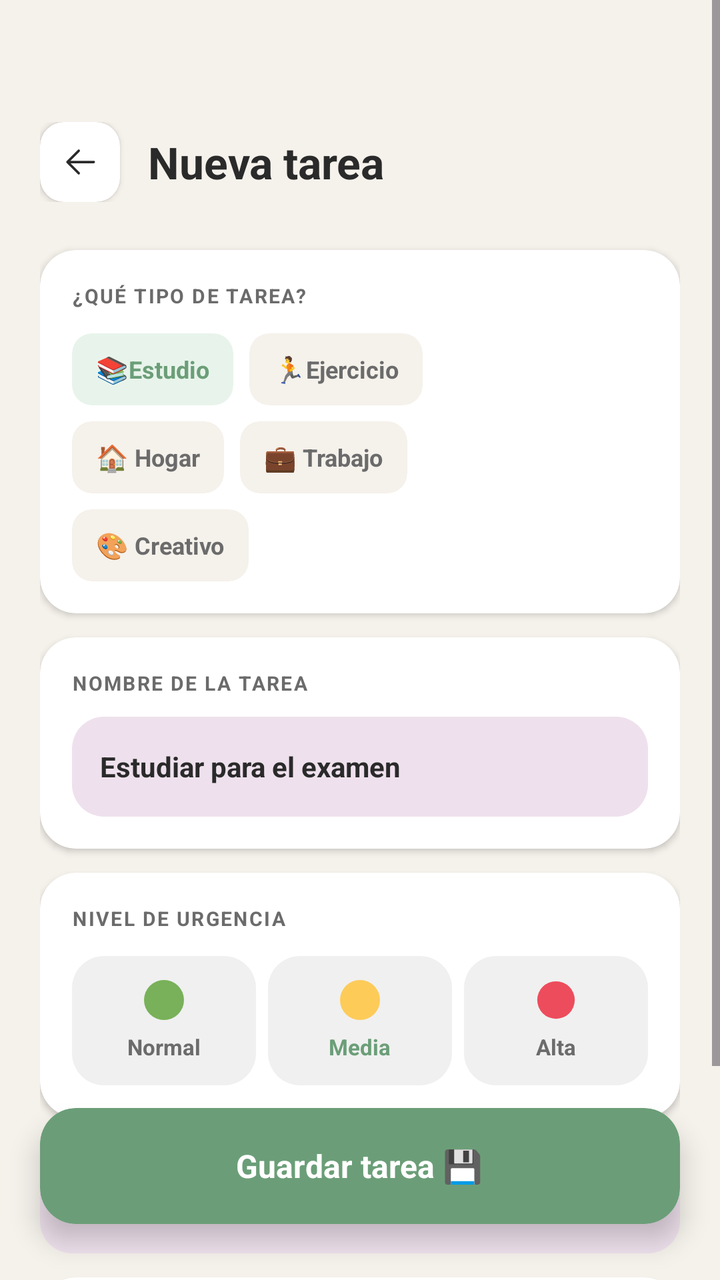
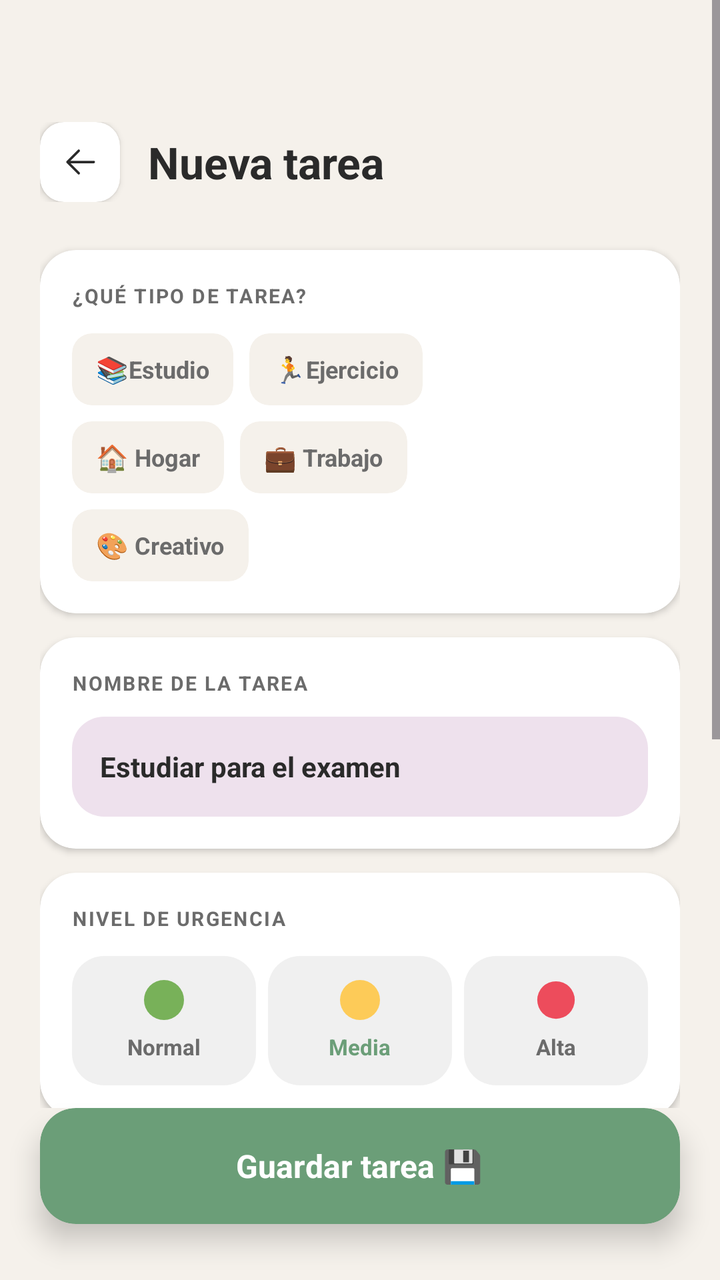

Screens rendered from an Android XML layout before and after an edit, with the pre-edit source and the edit as a unified diff.
<!-- AndroidManifest.xml: application theme Theme.MindFocus -->
<!-- res/layout/fragment_crear_tarea.xml -->
<?xml version="1.0" encoding="utf-8"?>
<androidx.constraintlayout.widget.ConstraintLayout
    xmlns:android="http://schemas.android.com/apk/res/android"
    xmlns:app="http://schemas.android.com/apk/res-auto"
    android:layout_width="match_parent"
    android:layout_height="match_parent"
    android:background="@color/background_new_task">

    
    <ScrollView
        android:layout_width="match_parent"
        android:layout_height="match_parent">

        <LinearLayout
            android:layout_width="match_parent"
            android:layout_height="wrap_content"
            android:orientation="vertical"
            android:paddingHorizontal="20dp"
            android:paddingTop="16dp"
            android:paddingBottom="16dp">

            
            <LinearLayout
                android:layout_width="match_parent"
                android:layout_height="wrap_content"
                android:layout_marginBottom="24dp"
                android:layout_marginTop="45dp"
                android:gravity="center_vertical"
                android:orientation="horizontal">

                
                <androidx.cardview.widget.CardView
                    android:id="@+id/btn_back"
                    android:layout_width="40dp"
                    android:layout_height="40dp"
                    app:cardBackgroundColor="@color/background_card_task"
                    app:cardCornerRadius="12dp"
                    app:cardElevation="2dp">

                    <ImageView
                        android:layout_width="20dp"
                        android:layout_height="20dp"
                        android:layout_gravity="center"
                        android:contentDescription="Volver"
                        android:src="@drawable/ic_back"
                        app:tint="@color/color_tint" />

                </androidx.cardview.widget.CardView>

                <TextView
                    android:layout_width="wrap_content"
                    android:layout_height="wrap_content"
                    android:layout_marginStart="14dp"
                    android:text="@string/text_header"
                    android:textColor="@color/color_tint"
                    android:textSize="22sp"
                    android:textStyle="bold" />

            </LinearLayout>

            
            <androidx.cardview.widget.CardView
                android:layout_width="match_parent"
                android:layout_height="wrap_content"
                android:layout_marginBottom="12dp"
                app:cardCornerRadius="18dp"
                app:cardElevation="2dp"
                app:cardBackgroundColor="@color/background_tar1">

                <LinearLayout
                    android:layout_width="match_parent"
                    android:layout_height="wrap_content"
                    android:orientation="vertical"
                    android:padding="16dp">

                    
                    <TextView
                        android:layout_width="wrap_content"
                        android:layout_height="wrap_content"
                        android:text="@string/text_type_task"
                        android:textSize="10sp"
                        android:textStyle="bold"
                        android:textColor="@color/text_type_task"
                        android:letterSpacing="0.08"
                        android:layout_marginBottom="12dp"/>

                    
                    <LinearLayout
                        android:layout_width="match_parent"
                        android:layout_height="wrap_content"
                        android:orientation="horizontal"
                        android:layout_marginBottom="8dp">

                        
                        <androidx.cardview.widget.CardView
                            android:id="@+id/chip_study"
                            android:layout_width="wrap_content"
                            android:layout_height="36dp"
                            android:layout_marginEnd="8dp"
                            app:cardCornerRadius="10dp"
                            app:cardElevation="0dp"
                            app:cardBackgroundColor="@color/background_card_study"
                            app:strokeColor="@color/stroke_color_study"
                            app:strokeWidth="1.5dp">

                            <LinearLayout
                                android:layout_width="wrap_content"
                                android:layout_height="match_parent"
                                android:orientation="horizontal"
                                android:gravity="center_vertical"
                                android:paddingHorizontal="12dp">
                                <TextView
                                    android:layout_width="wrap_content"
                                    android:layout_height="wrap_content"
                                    android:text="@string/text_study_img"
                                    android:textSize="13sp"/>
                                <TextView
                                    android:layout_width="wrap_content"
                                    android:layout_height="wrap_content"
                                    android:text="@string/text_study"
                                    android:textSize="12sp"
                                    android:textStyle="bold"
                                    android:textColor="@color/text_study_color"/>
                            </LinearLayout>

                        </androidx.cardview.widget.CardView>

                        
                        <androidx.cardview.widget.CardView
                            android:id="@+id/chip_exercise"
                            android:layout_width="wrap_content"
                            android:layout_height="36dp"
                            app:cardCornerRadius="10dp"
                            app:cardElevation="0dp"
                            app:cardBackgroundColor="@color/background_exercise"
                            app:strokeColor="@color/stroke_color_exercise"
                            app:strokeWidth="1.5dp">

                            <LinearLayout
                                android:layout_width="wrap_content"
                                android:layout_height="match_parent"
                                android:orientation="horizontal"
                                android:gravity="center_vertical"
                                android:paddingHorizontal="12dp">
                                <TextView
                                    android:layout_width="wrap_content"
                                    android:layout_height="wrap_content"
                                    android:text="@string/text_exercise_img"
                                    android:textSize="13sp"/>
                                <TextView
                                    android:layout_width="wrap_content"
                                    android:layout_height="wrap_content"
                                    android:text="@string/text_exercise"
                                    android:textSize="12sp"
                                    android:textStyle="bold"
                                    android:textColor="@color/text_exercise_color"/>
                            </LinearLayout>

                        </androidx.cardview.widget.CardView>

                    </LinearLayout>

                    
                    <LinearLayout
                        android:layout_width="match_parent"
                        android:layout_height="wrap_content"
                        android:orientation="horizontal"
                        android:layout_marginBottom="8dp">

                        <androidx.cardview.widget.CardView
                            android:id="@+id/chip_home"
                            android:layout_width="wrap_content"
                            android:layout_height="36dp"
                            android:layout_marginEnd="8dp"
                            app:cardCornerRadius="10dp"
                            app:cardElevation="0dp"
                            app:cardBackgroundColor="@color/card_background_home"
                            app:strokeColor="@color/stroke_color_home"
                            app:strokeWidth="1.5dp">

                            <LinearLayout
                                android:layout_width="wrap_content"
                                android:layout_height="match_parent"
                                android:orientation="horizontal"
                                android:gravity="center_vertical"
                                android:paddingHorizontal="12dp">
                                <TextView android:layout_width="wrap_content" android:layout_height="wrap_content" android:text="🏠" android:textSize="13sp"/>
                                <TextView android:layout_width="wrap_content" android:layout_height="wrap_content" android:text=" Hogar" android:textSize="12sp" android:textStyle="bold" android:textColor="#6B6B6B"/>
                            </LinearLayout>

                        </androidx.cardview.widget.CardView>

                        <androidx.cardview.widget.CardView
                            android:id="@+id/chip_work"
                            android:layout_width="wrap_content"
                            android:layout_height="36dp"
                            app:cardCornerRadius="10dp"
                            app:cardElevation="0dp"
                            app:cardBackgroundColor="@color/card_background_work"
                            app:strokeColor="@color/stroke_color_work"
                            app:strokeWidth="1.5dp">

                            <LinearLayout
                                android:layout_width="wrap_content"
                                android:layout_height="match_parent"
                                android:orientation="horizontal"
                                android:gravity="center_vertical"
                                android:paddingHorizontal="12dp">
                                <TextView android:layout_width="wrap_content" android:layout_height="wrap_content" android:text="💼" android:textSize="13sp"/>
                                <TextView android:layout_width="wrap_content" android:layout_height="wrap_content" android:text=" Trabajo" android:textSize="12sp" android:textStyle="bold" android:textColor="#6B6B6B"/>
                            </LinearLayout>

                        </androidx.cardview.widget.CardView>

                    </LinearLayout>

                    
                    <LinearLayout
                        android:layout_width="match_parent"
                        android:layout_height="wrap_content"
                        android:orientation="horizontal">

                        <androidx.cardview.widget.CardView
                            android:id="@+id/chip_creative"
                            android:layout_width="wrap_content"
                            android:layout_height="36dp"
                            app:cardCornerRadius="10dp"
                            app:cardElevation="0dp"
                            app:cardBackgroundColor="@color/card_background_creative"
                            app:strokeColor="@color/stroke_color_creative"
                            app:strokeWidth="1.5dp">

                            <LinearLayout
                                android:layout_width="wrap_content"
                                android:layout_height="match_parent"
                                android:orientation="horizontal"
                                android:gravity="center_vertical"
                                android:paddingHorizontal="12dp">
                                <TextView android:layout_width="wrap_content" android:layout_height="wrap_content" android:text="🎨" android:textSize="13sp"/>
                                <TextView android:layout_width="wrap_content" android:layout_height="wrap_content" android:text=" Creativo" android:textSize="12sp" android:textStyle="bold" android:textColor="#6B6B6B"/>
                            </LinearLayout>

                        </androidx.cardview.widget.CardView>

                    </LinearLayout>

                </LinearLayout>
            </androidx.cardview.widget.CardView>

            
            <androidx.cardview.widget.CardView
                android:layout_width="match_parent"
                android:layout_height="wrap_content"
                android:layout_marginBottom="12dp"
                app:cardCornerRadius="18dp"
                app:cardElevation="2dp"
                app:cardBackgroundColor="@color/background_tar2">

                <LinearLayout
                    android:layout_width="match_parent"
                    android:layout_height="wrap_content"
                    android:orientation="vertical"
                    android:padding="16dp">

                    <TextView
                        android:layout_width="wrap_content"
                        android:layout_height="wrap_content"
                        android:text="@string/text_name_task"
                        android:textSize="10sp"
                        android:textStyle="bold"
                        android:textColor="@color/text_name_task"
                        android:letterSpacing="0.08"
                        android:layout_marginBottom="10dp"/>

                    
                    <EditText
                        android:id="@+id/et_task_name"
                        android:layout_width="match_parent"
                        android:layout_height="50dp"
                        android:text="@string/text_task"
                        android:textSize="14sp"
                        android:textColor="@color/text_task"
                        android:textStyle="bold"
                        android:paddingHorizontal="14dp"
                        android:paddingVertical="0dp"
                        android:gravity="center_vertical"
                        android:background="@drawable/fondo_activo"
                        android:inputType="text"
                        android:singleLine="true"/>

                </LinearLayout>
            </androidx.cardview.widget.CardView>

            
            <androidx.cardview.widget.CardView
                android:layout_width="match_parent"
                android:layout_height="wrap_content"
                android:layout_marginBottom="12dp"
                app:cardCornerRadius="18dp"
                app:cardElevation="2dp"
                app:cardBackgroundColor="@color/background_tar3">

                <LinearLayout
                    android:layout_width="match_parent"
                    android:layout_height="wrap_content"
                    android:orientation="vertical"
                    android:padding="16dp">

                    <TextView
                        android:layout_width="wrap_content"
                        android:layout_height="wrap_content"
                        android:text="@string/text_urgency"
                        android:textSize="10sp"
                        android:textStyle="bold"
                        android:textColor="@color/text_urgency"
                        android:letterSpacing="0.08"
                        android:layout_marginBottom="12dp"/>

                    
                    <LinearLayout
                        android:layout_width="match_parent"
                        android:layout_height="wrap_content"
                        android:orientation="horizontal"
                        android:weightSum="3">

                        
                        <LinearLayout
                            android:id="@+id/priority_normal"
                            android:layout_width="0dp"
                            android:layout_height="wrap_content"
                            android:layout_weight="1"
                            android:orientation="vertical"
                            android:gravity="center"
                            android:padding="12dp"
                            android:layout_marginEnd="6dp"
                            android:background="@drawable/bg_prioridad1">

                            <View
                                android:layout_width="20dp"
                                android:layout_height="20dp"
                                android:background="@drawable/ic_greencircle"/>

                            <TextView
                                android:layout_width="wrap_content"
                                android:layout_height="wrap_content"
                                android:text="@string/text_prioridad1"
                                android:textSize="11sp"
                                android:textStyle="bold"
                                android:textColor="@color/text_prioridad1"
                                android:layout_marginTop="6dp"/>

                        </LinearLayout>

                        
                        <LinearLayout
                            android:id="@+id/priority_media"
                            android:layout_width="0dp"
                            android:layout_height="wrap_content"
                            android:layout_weight="1"
                            android:orientation="vertical"
                            android:gravity="center"
                            android:padding="12dp"
                            android:layout_marginEnd="6dp"
                            android:background="@drawable/bg_prioridad1">

                            <View
                                android:layout_width="20dp"
                                android:layout_height="20dp"
                                android:background="@drawable/ic_yellowcircle"/>

                            <TextView
                                android:layout_width="wrap_content"
                                android:layout_height="wrap_content"
                                android:text="@string/text_prioridad2"
                                android:textSize="11sp"
                                android:textStyle="bold"
                                android:textColor="@color/text_prioridad2"
                                android:layout_marginTop="6dp"/>

                        </LinearLayout>

                        
                        <LinearLayout
                            android:id="@+id/priority_alta"
                            android:layout_width="0dp"
                            android:layout_height="wrap_content"
                            android:layout_weight="1"
                            android:orientation="vertical"
                            android:gravity="center"
                            android:padding="12dp"
                            android:background="@drawable/bg_prioridad1">

                            <View
                                android:layout_width="20dp"
                                android:layout_height="20dp"
                                android:background="@drawable/ic_redpoint"/>

                            <TextView
                                android:layout_width="wrap_content"
                                android:layout_height="wrap_content"
                                android:text="@string/text_prioridad3"
                                android:textSize="11sp"
                                android:textStyle="bold"
                                android:textColor="@color/text_prioridad3"
                                android:layout_marginTop="6dp"/>

                        </LinearLayout>

                    </LinearLayout>
                </LinearLayout>
            </androidx.cardview.widget.CardView>

            
            <LinearLayout
                android:id="@+id/btn_divide"
                android:layout_width="match_parent"
                android:layout_height="56dp"
                android:gravity="center"
                android:orientation="horizontal"
                android:layout_marginBottom="12dp"
                android:background="@drawable/fondo_activo">

                <TextView
                    android:layout_width="wrap_content"
                    android:layout_height="wrap_content"
                    android:text="@string/text_pasos"
                    android:textSize="14sp"
                    android:textStyle="bold"
                    android:textColor="@color/text_pasos"/>

            </LinearLayout>

            
            <androidx.cardview.widget.CardView
                android:layout_width="match_parent"
                android:layout_height="wrap_content"
                android:layout_marginBottom="8dp"
                app:cardCornerRadius="18dp"
                app:cardElevation="2dp"
                app:cardBackgroundColor="@color/background_tar4">

                <LinearLayout
                    android:layout_width="match_parent"
                    android:layout_height="wrap_content"
                    android:orientation="vertical"
                    android:padding="16dp">

                    <TextView
                        android:layout_width="wrap_content"
                        android:layout_height="wrap_content"
                        android:text="@string/text_opcional"
                        android:textSize="10sp"
                        android:textStyle="bold"
                        android:textColor="#6B6B6B"
                        android:letterSpacing="0.08"
                        android:layout_marginBottom="10dp"/>

                    
                    <EditText
                        android:id="@+id/et_note"
                        android:layout_width="match_parent"
                        android:layout_height="50dp"
                        android:hint="Ej: Capítulos 3 y 4…"
                        android:textSize="13sp"
                        android:textColorHint="@color/text_hint"
                        android:textColor="@color/text_color_opcional"
                        android:paddingHorizontal="14dp"
                        android:paddingVertical="0dp"
                        android:gravity="center_vertical"
                        android:background="@drawable/fondo_blanco"
                        android:inputType="textMultiLine"
                        android:maxLines="3"/>

                </LinearLayout>
            </androidx.cardview.widget.CardView>

        </LinearLayout>
    </ScrollView>

    
    <androidx.cardview.widget.CardView
        android:id="@+id/btn_save"
        android:layout_width="0dp"
        android:layout_height="58dp"
        android:layout_marginHorizontal="20dp"
        android:layout_marginBottom="28dp"
        app:cardCornerRadius="18dp"
        app:cardElevation="8dp"
        app:cardBackgroundColor="@color/btn_guardar_background"
        app:layout_constraintBottom_toBottomOf="parent"
        app:layout_constraintStart_toStartOf="parent"
        app:layout_constraintEnd_toEndOf="parent">

        <LinearLayout
            android:layout_width="match_parent"
            android:layout_height="match_parent"
            android:gravity="center"
            android:orientation="horizontal">

            <TextView
                android:layout_width="wrap_content"
                android:layout_height="wrap_content"
                android:text="@string/btn_guardar"
                android:textSize="16sp"
                android:textStyle="bold"
                android:textColor="@color/btn_guardar"/>

        </LinearLayout>
    </androidx.cardview.widget.CardView>
</androidx.constraintlayout.widget.ConstraintLayout>
<!-- resources referenced by this layout -->
<resources>
  <color name="background_card_study">#E8F4EB</color>
  <color name="background_card_task">#FFFFFF</color>
  <color name="background_exercise">#F5F1EB</color>
  <color name="background_new_task">#F5F1EB</color>
  <color name="background_tar1">#FFFFFF</color>
  <color name="background_tar2">#FFFFFF</color>
  <color name="background_tar3">#FFFFFF</color>
  <color name="background_tar4">#FFFFFF</color>
  <color name="btn_guardar">#FFFFFF</color>
  <color name="btn_guardar_background">#6B9E78</color>
  <color name="card_background_creative">#F5F1EB</color>
  <color name="card_background_home">#F5F1EB</color>
  <color name="card_background_work">#F5F1EB</color>
  <color name="color_tint">#2A2A2A</color>
  <color name="stroke_color_creative">#E8E3DA</color>
  <color name="stroke_color_exercise">#E8E3DA</color>
  <color name="stroke_color_home">#E8E3DA</color>
  <color name="stroke_color_study">#6B9E78</color>
  <color name="stroke_color_work">#E8E3DA</color>
  <color name="text_color_opcional">#2A2A2A</color>
  <color name="text_exercise_color">#6B6B6B</color>
  <color name="text_hint">#B0B0B0</color>
  <color name="text_name_task">#6B6B6B</color>
  <color name="text_pasos">#8B7EC8</color>
  <color name="text_prioridad1">#6B6B6B</color>
  <color name="text_prioridad2">#6B9E78</color>
  <color name="text_prioridad3">#6B6B6B</color>
  <color name="text_study_color">#6B9E78</color>
  <color name="text_task">#2A2A2A</color>
  <color name="text_type_task">#6B6B6B</color>
  <color name="text_urgency">#6B6B6B</color>
  <!-- drawable bg_prioridad1 (drawable) -->
  <shape xmlns:android="http://schemas.android.com/apk/res/android">
      <solid android:color="#f0f0f0"/>
      <corners android:radius="16dp"/>
  </shape>
  <!-- drawable fondo_activo (drawable) -->
  <?xml version="1.0" encoding="utf-8"?>
  <shape xmlns:android="http://schemas.android.com/apk/res/android">
      <solid android:color="#eee1ed"/>
      <corners android:radius="16dp"/>
  </shape>
  <!-- drawable fondo_blanco (drawable) -->
  <?xml version="1.0" encoding="utf-8"?>
  <shape xmlns:android="http://schemas.android.com/apk/res/android">
      <solid android:color="#fffbf3"/>
      <corners android:radius="16dp"/>
  </shape>
  <!-- drawable ic_greencircle (drawable) -->
  <vector xmlns:android="http://schemas.android.com/apk/res/android" android:height="85dp" android:viewportHeight="36" android:viewportWidth="36" android:width="85dp">
        
      <path android:fillColor="#78B159" android:pathData="M18,18m-18,0a18,18 0,1 1,36 0a18,18 0,1 1,-36 0"/>
      
  </vector>
  <!-- drawable ic_redpoint (drawable) -->
  <vector xmlns:android="http://schemas.android.com/apk/res/android" android:height="85dp" android:viewportHeight="64" android:viewportWidth="64" android:width="85dp">
        
      <path android:fillColor="#ed4c5c" android:pathData="M32,32m-30,0a30,30 0,1 1,60 0a30,30 0,1 1,-60 0"/>
      
  </vector>
  <string name="btn_guardar">Guardar tarea 💾</string>
  <string name="text_exercise">Ejercicio</string>
  <string name="text_exercise_img">🏃</string>
  <string name="text_header">Nueva tarea</string>
  <string name="text_name_task">NOMBRE DE LA TAREA</string>
  <string name="text_opcional">NOTA RÁPIDA (OPCIONAL)</string>
  <string name="text_pasos">🪄  Dividir en pasos automáticamente</string>
  <string name="text_prioridad1">Normal</string>
  <string name="text_prioridad2">Media</string>
  <string name="text_prioridad3">Alta</string>
  <string name="text_study">Estudio</string>
  <string name="text_study_img">📚</string>
  <string name="text_task">Estudiar para el examen</string>
  <string name="text_type_task">¿QUÉ TIPO DE TAREA?</string>
  <string name="text_urgency">NIVEL DE URGENCIA</string>
  <style name="Theme.MindFocus" parent="Base.Theme.MindFocus" />
  <style name="Base.Theme.MindFocus" parent="Theme.Material3.DayNight.NoActionBar">
          
          
      </style>
  <!-- unchanged entries left out for length: 2 -->
</resources>

<!-- the commit's change to res/layout/fragment_crear_tarea.xml (unified diff, before → after) -->
@@ -8,8 +8,12 @@
 
     
     <ScrollView
-        android:layout_width="match_parent"
-        android:layout_height="match_parent">
+        android:layout_width="0dp"
+        android:layout_height="0dp"
+        app:layout_constraintTop_toTopOf="parent"
+        app:layout_constraintBottom_toTopOf="@id/btn_save"
+        app:layout_constraintStart_toStartOf="parent"
+        app:layout_constraintEnd_toEndOf="parent">
 
         <LinearLayout
             android:layout_width="match_parent"
@@ -411,24 +415,50 @@
             </androidx.cardview.widget.CardView>
 
             
-            <LinearLayout
-                android:id="@+id/btn_divide"
+            <androidx.cardview.widget.CardView
                 android:layout_width="match_parent"
-                android:layout_height="56dp"
-                android:gravity="center"
-                android:orientation="horizontal"
+                android:layout_height="wrap_content"
                 android:layout_marginBottom="12dp"
-                android:background="@drawable/fondo_activo">
-
-                <TextView
-                    android:layout_width="wrap_content"
+                app:cardCornerRadius="18dp"
+                app:cardElevation="2dp"
+                app:cardBackgroundColor="@color/background_tar4">
+
+                <LinearLayout
+                    android:layout_width="match_parent"
                     android:layout_height="wrap_content"
-                    android:text="@string/text_pasos"
-                    android:textSize="14sp"
-                    android:textStyle="bold"
-                    android:textColor="@color/text_pasos"/>
-
-            </LinearLayout>
+                    android:orientation="vertical"
+                    android:padding="16dp">
+                    
+                    <TextView
+                        android:layout_width="wrap_content"
+                        android:layout_height="wrap_content"
+                        android:text="PASOS DE LA TAREA"
+                        android:textSize="10sp"
+                        android:textStyle="bold"
+                        android:textColor="#6B6B6B"
+                        android:letterSpacing="0.08"
+                        android:layout_marginBottom="12dp"/>
+                    
+                    <LinearLayout
+                        android:id="@+id/layout_steps"
+                        android:layout_width="match_parent"
+                        android:layout_height="wrap_content"
+                        android:orientation="vertical"/>
+                    
+                    <com.google.android.material.button.MaterialButton
+                        android:id="@+id/btn_add_step"
+                        android:layout_width="match_parent"
+                        android:layout_height="48dp"
+                        android:layout_marginTop="12dp"
+                        android:text="+ Agregar paso"
+                        android:textAllCaps="false"
+                        android:textStyle="bold"
+                        android:textColor="@android:color/white"
+                        android:backgroundTint="@color/btn_guardar_background"/>
+
+                </LinearLayout>
+
+            </androidx.cardview.widget.CardView>
 
             
             <androidx.cardview.widget.CardView
<!-- resource entries referenced after the edit -->
@@ -1,6 +1,6 @@
 <!-- resources referenced by this layout -->
 <resources>
-  <color name="background_card_study">#E8F4EB</color>
+  <color name="background_card_study">#F5F1EB</color>
   <color name="background_card_task">#FFFFFF</color>
   <color name="background_exercise">#F5F1EB</color>
   <color name="background_new_task">#F5F1EB</color>
@@ -17,17 +17,16 @@
   <color name="stroke_color_creative">#E8E3DA</color>
   <color name="stroke_color_exercise">#E8E3DA</color>
   <color name="stroke_color_home">#E8E3DA</color>
-  <color name="stroke_color_study">#6B9E78</color>
+  <color name="stroke_color_study">#E8E3DA</color>
   <color name="stroke_color_work">#E8E3DA</color>
   <color name="text_color_opcional">#2A2A2A</color>
   <color name="text_exercise_color">#6B6B6B</color>
   <color name="text_hint">#B0B0B0</color>
   <color name="text_name_task">#6B6B6B</color>
-  <color name="text_pasos">#8B7EC8</color>
   <color name="text_prioridad1">#6B6B6B</color>
   <color name="text_prioridad2">#6B9E78</color>
   <color name="text_prioridad3">#6B6B6B</color>
-  <color name="text_study_color">#6B9E78</color>
+  <color name="text_study_color">#6B6B6B</color>
   <color name="text_task">#2A2A2A</color>
   <color name="text_type_task">#6B6B6B</color>
   <color name="text_urgency">#6B6B6B</color>
@@ -66,7 +65,6 @@
   <string name="text_header">Nueva tarea</string>
   <string name="text_name_task">NOMBRE DE LA TAREA</string>
   <string name="text_opcional">NOTA RÁPIDA (OPCIONAL)</string>
-  <string name="text_pasos">🪄  Dividir en pasos automáticamente</string>
   <string name="text_prioridad1">Normal</string>
   <string name="text_prioridad2">Media</string>
   <string name="text_prioridad3">Alta</string>
